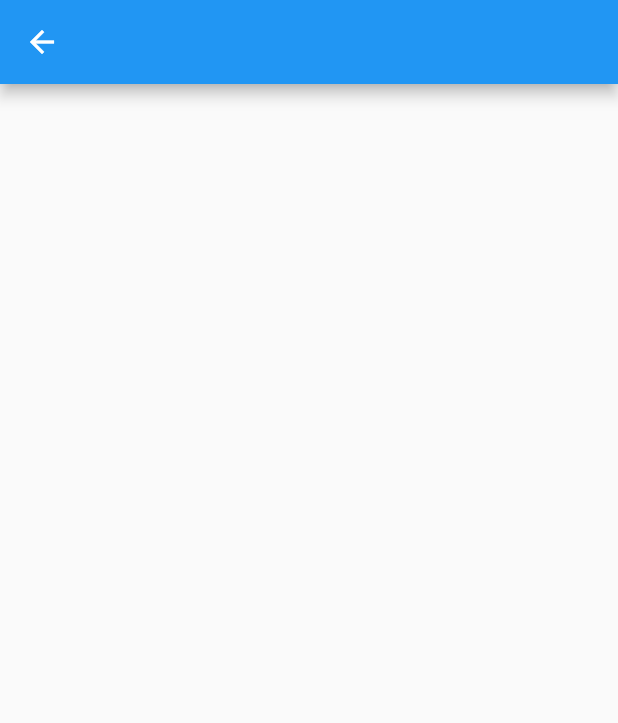
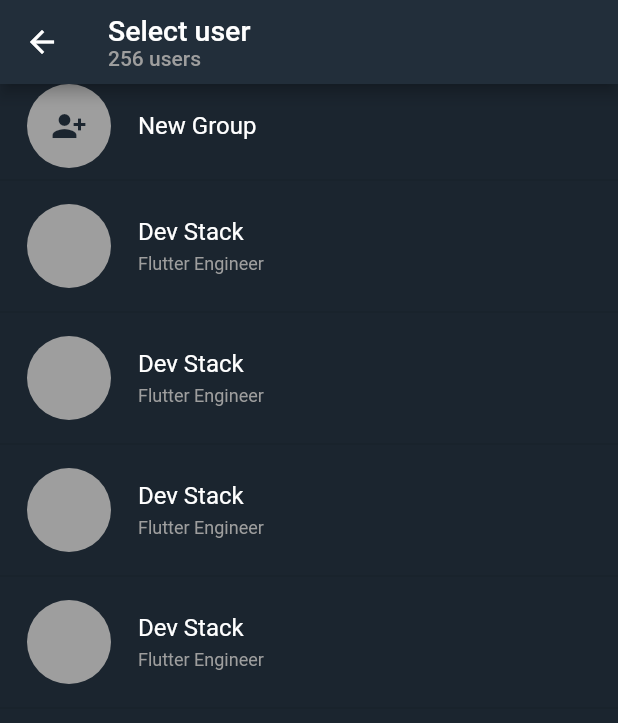
Before and after one commit to KubanychbekovT/chat, a Flutter app: the SelectContact screen opened directly, on a phone screen of 412 x 824 dp. Shown: the top 723 px of the screen. Run offline on Flutter 3.47's test engine with Material 2 defaults, Android fonts, the phone set to English and light mode, and no system bars; our stand-ins replace bloc, device_preview, dio, formz, freezed_annotation, shared_preferences; accounts and stored records are empty.

Commit message:
feat: add select_contact(ui)

```diff
--- /dev/null
+++ b/lib/presentation/chat/widgets/button_card.dart
@@ -0,0 +1,22 @@
+import 'package:flutter/material.dart';
+
+class ButtonCard extends StatelessWidget {
+  const ButtonCard({super.key});
+
+  @override
+  Widget build(BuildContext context) {
+    return ListTile(
+      leading: CircleAvatar(
+        child: IconButton(
+          onPressed: () {},
+          icon: Icon(Icons.person_add_alt_1, color: Color(0xff1b252f),),
+        ),
+        radius: 30,
+        backgroundColor: Colors.grey,
+      ),
+      title: Text('New Group', style: TextStyle(fontSize: 16,  color: Colors.white
+      ),
+      ),
+    );
+  }
+}
--- a/lib/presentation/chat/widgets/select_contact.dart
+++ b/lib/presentation/chat/widgets/select_contact.dart
@@ -1,3 +1,5 @@
+import 'package:chat/presentation/chat/widgets/button_card.dart';
+import 'package:chat/presentation/chat/widgets/user_card.dart';
 import 'package:flutter/material.dart';
 
 class SelectContact extends StatefulWidget {
@@ -11,13 +13,35 @@ class _SelectContactState extends State<SelectContact> {
   @override
   Widget build(BuildContext context) {
     return Scaffold(
+      backgroundColor: Color(0xff1b252f),
     appBar: AppBar(
+      backgroundColor: Color(0xff222e3a),
       title: Column(
+        mainAxisAlignment: MainAxisAlignment.start,
+        crossAxisAlignment: CrossAxisAlignment.start,
         children: [
-
+          Text(
+           'Select user',
+           style: TextStyle(
+             fontSize: 19,
+           ),
+          ),
+          Text('256 users', style: TextStyle(fontSize: 14, color: Colors.grey),)
         ],
       ),
-    )
+    ),
+      body: ListView( children: [
+        ButtonCard(),
+        Divider(),
+        UserCard(),
+      Divider(),
+      UserCard(),
+      Divider(),
+      UserCard(),
+      Divider(),
+      UserCard(),
+      Divider(),
+      ],),
     );
   }
 }
--- /dev/null
+++ b/lib/presentation/chat/widgets/user_card.dart
@@ -0,0 +1,29 @@
+import 'package:flutter/material.dart';
+
+class UserCard extends StatelessWidget {
+  const UserCard({super.key});
+
+  @override
+  Widget build(BuildContext context) {
+    return ListTile(
+      leading: CircleAvatar(
+        radius: 30,
+        backgroundColor: Colors.grey,
+      ),
+      title: Text('Dev Stack', style: TextStyle(fontSize: 16,  color: Colors.white
+      ),
+      ),
+      subtitle: Row(
+        children: [
+          Text(
+            'Flutter Engineer',
+            style: TextStyle(
+              fontSize: 12,
+              color: Colors.grey,
+            ),
+          ),
+        ],
+      ),
+    );
+  }
+}
```
